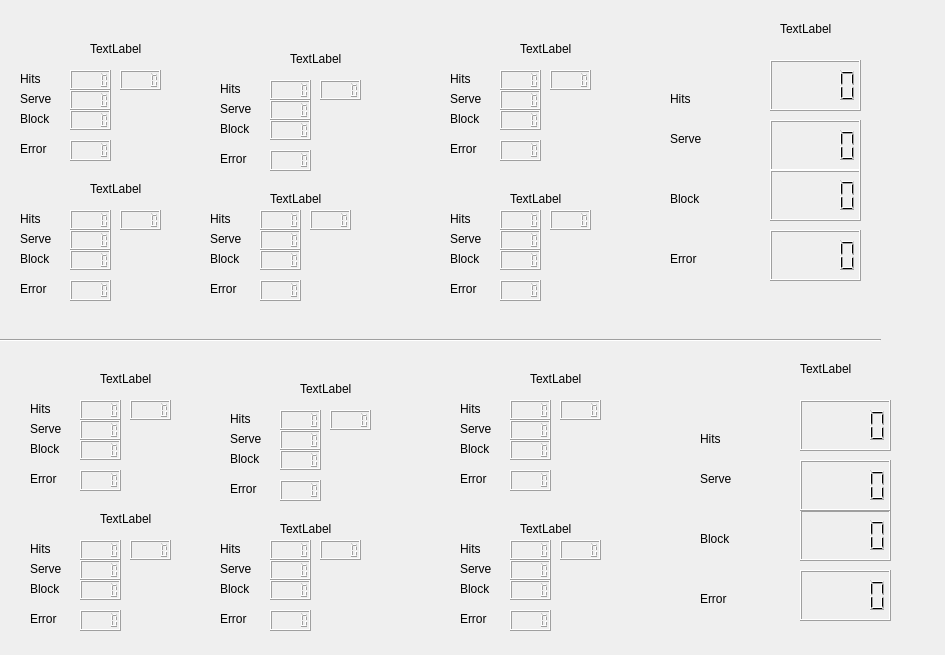
First picture: the form in datavolley2/uis/second.ui, repository twicki/datavolley2, before the edit.
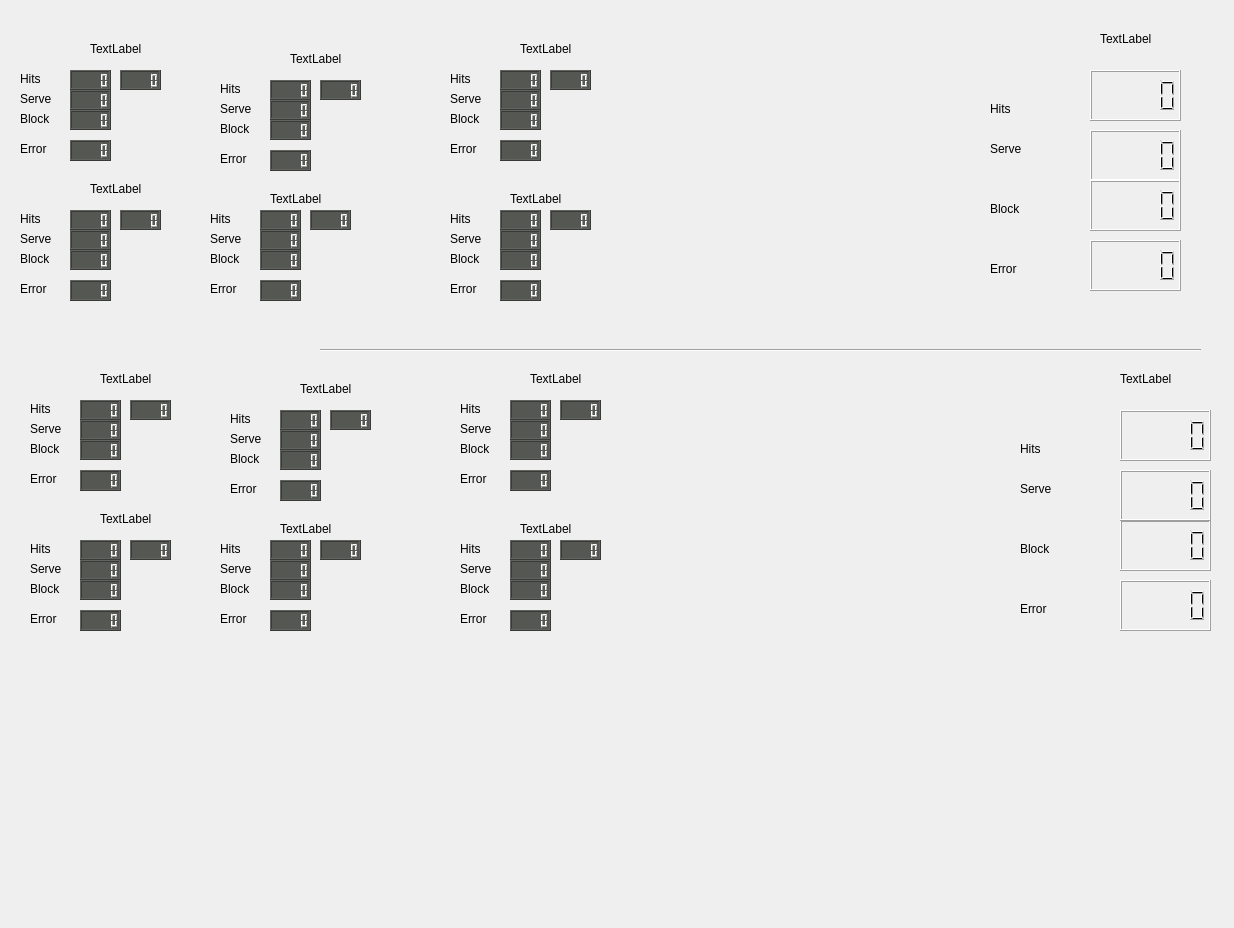
Second picture: the form after the edit.

```diff
--- a/datavolley2/uis/second.ui
+++ b/datavolley2/uis/second.ui
@@ -6,8 +6,8 @@
    <rect>
     <x>0</x>
     <y>0</y>
-    <width>945</width>
-    <height>655</height>
+    <width>1234</width>
+    <height>928</height>
    </rect>
   </property>
   <property name="windowTitle">
@@ -74,6 +74,17 @@
      <height>20</height>
     </rect>
    </property>
+   <property name="font">
+    <font>
+     <pointsize>24</pointsize>
+    </font>
+   </property>
+   <property name="styleSheet">
+    <string notr="true">background-color: rgb(85, 87, 83);</string>
+   </property>
+   <property name="lineWidth">
+    <number>1</number>
+   </property>
   </widget>
   <widget class="QLCDNumber" name="lcdNumber_2">
    <property name="geometry">
@@ -84,6 +95,9 @@
      <height>20</height>
     </rect>
    </property>
+   <property name="styleSheet">
+    <string notr="true">background-color: rgb(85, 87, 83);</string>
+   </property>
   </widget>
   <widget class="QLCDNumber" name="lcdNumber_3">
    <property name="geometry">
@@ -94,6 +108,9 @@
      <height>20</height>
     </rect>
    </property>
+   <property name="styleSheet">
+    <string notr="true">background-color: rgb(85, 87, 83);</string>
+   </property>
   </widget>
   <widget class="QLCDNumber" name="lcdNumber_5">
    <property name="geometry">
@@ -104,6 +121,9 @@
      <height>20</height>
     </rect>
    </property>
+   <property name="styleSheet">
+    <string notr="true">background-color: rgb(85, 87, 83);</string>
+   </property>
   </widget>
   <widget class="QLabel" name="label_5">
    <property name="geometry">
@@ -127,6 +147,9 @@
      <height>21</height>
     </rect>
    </property>
+   <property name="styleSheet">
+    <string notr="true">background-color: rgb(85, 87, 83);</string>
+   </property>
   </widget>
   <widget class="QLabel" name="label_6">
    <property name="geometry">
@@ -150,6 +173,9 @@
      <height>20</height>
     </rect>
    </property>
+   <property name="styleSheet">
+    <string notr="true">background-color: rgb(85, 87, 83);</string>
+   </property>
   </widget>
   <widget class="QLCDNumber" name="lcdNumber_4">
    <property name="geometry">
@@ -160,6 +186,9 @@
      <height>20</height>
     </rect>
    </property>
+   <property name="styleSheet">
+    <string notr="true">background-color: rgb(85, 87, 83);</string>
+   </property>
   </widget>
   <widget class="QLCDNumber" name="lcdNumber_8">
    <property name="geometry">
@@ -170,6 +199,9 @@
      <height>20</height>
     </rect>
    </property>
+   <property name="styleSheet">
+    <string notr="true">background-color: rgb(85, 87, 83);</string>
+   </property>
   </widget>
   <widget class="QLCDNumber" name="lcdNumber_9">
    <property name="geometry">
@@ -180,6 +212,9 @@
      <height>21</height>
     </rect>
    </property>
+   <property name="styleSheet">
+    <string notr="true">background-color: rgb(85, 87, 83);</string>
+   </property>
   </widget>
   <widget class="QLabel" name="label_7">
    <property name="geometry">
@@ -229,6 +264,9 @@
      <height>20</height>
     </rect>
    </property>
+   <property name="styleSheet">
+    <string notr="true">background-color: rgb(85, 87, 83);</string>
+   </property>
   </widget>
   <widget class="QLabel" name="label_10">
    <property name="geometry">
@@ -252,6 +290,9 @@
      <height>20</height>
     </rect>
    </property>
+   <property name="styleSheet">
+    <string notr="true">background-color: rgb(85, 87, 83);</string>
+   </property>
   </widget>
   <widget class="QLabel" name="label_11">
    <property name="geometry">
@@ -275,6 +316,9 @@
      <height>20</height>
     </rect>
    </property>
+   <property name="styleSheet">
+    <string notr="true">background-color: rgb(85, 87, 83);</string>
+   </property>
   </widget>
   <widget class="QLCDNumber" name="lcdNumber_13">
    <property name="geometry">
@@ -285,6 +329,9 @@
      <height>20</height>
     </rect>
    </property>
+   <property name="styleSheet">
+    <string notr="true">background-color: rgb(85, 87, 83);</string>
+   </property>
   </widget>
   <widget class="QLCDNumber" name="lcdNumber_14">
    <property name="geometry">
@@ -295,6 +342,9 @@
      <height>21</height>
     </rect>
    </property>
+   <property name="styleSheet">
+    <string notr="true">background-color: rgb(85, 87, 83);</string>
+   </property>
   </widget>
   <widget class="QLabel" name="label_12">
    <property name="geometry">
@@ -331,6 +381,9 @@
      <height>20</height>
     </rect>
    </property>
+   <property name="styleSheet">
+    <string notr="true">background-color: rgb(85, 87, 83);</string>
+   </property>
   </widget>
   <widget class="QLabel" name="label_14">
    <property name="geometry">
@@ -367,6 +420,9 @@
      <height>20</height>
     </rect>
    </property>
+   <property name="styleSheet">
+    <string notr="true">background-color: rgb(85, 87, 83);</string>
+   </property>
   </widget>
   <widget class="QLabel" name="label_16">
    <property name="geometry">
@@ -390,6 +446,9 @@
      <height>20</height>
     </rect>
    </property>
+   <property name="styleSheet">
+    <string notr="true">background-color: rgb(85, 87, 83);</string>
+   </property>
   </widget>
   <widget class="QLCDNumber" name="lcdNumber_18">
    <property name="geometry">
@@ -400,6 +459,9 @@
      <height>20</height>
     </rect>
    </property>
+   <property name="styleSheet">
+    <string notr="true">background-color: rgb(85, 87, 83);</string>
+   </property>
   </widget>
   <widget class="QLCDNumber" name="lcdNumber_19">
    <property name="geometry">
@@ -410,6 +472,9 @@
      <height>21</height>
     </rect>
    </property>
+   <property name="styleSheet">
+    <string notr="true">background-color: rgb(85, 87, 83);</string>
+   </property>
   </widget>
   <widget class="QLabel" name="label_17">
    <property name="geometry">
@@ -446,6 +511,9 @@
      <height>20</height>
     </rect>
    </property>
+   <property name="styleSheet">
+    <string notr="true">background-color: rgb(85, 87, 83);</string>
+   </property>
   </widget>
   <widget class="QLabel" name="label_19">
    <property name="geometry">
@@ -482,6 +550,9 @@
      <height>21</height>
     </rect>
    </property>
+   <property name="styleSheet">
+    <string notr="true">background-color: rgb(85, 87, 83);</string>
+   </property>
   </widget>
   <widget class="QLCDNumber" name="lcdNumber_22">
    <property name="geometry">
@@ -492,6 +563,9 @@
      <height>20</height>
     </rect>
    </property>
+   <property name="styleSheet">
+    <string notr="true">background-color: rgb(85, 87, 83);</string>
+   </property>
   </widget>
   <widget class="QLCDNumber" name="lcdNumber_23">
    <property name="geometry">
@@ -502,6 +576,9 @@
      <height>20</height>
     </rect>
    </property>
+   <property name="styleSheet">
+    <string notr="true">background-color: rgb(85, 87, 83);</string>
+   </property>
   </widget>
   <widget class="QLCDNumber" name="lcdNumber_24">
    <property name="geometry">
@@ -512,6 +589,9 @@
      <height>20</height>
     </rect>
    </property>
+   <property name="styleSheet">
+    <string notr="true">background-color: rgb(85, 87, 83);</string>
+   </property>
   </widget>
   <widget class="QLabel" name="label_21">
    <property name="geometry">
@@ -587,6 +667,9 @@
      <height>20</height>
     </rect>
    </property>
+   <property name="styleSheet">
+    <string notr="true">background-color: rgb(85, 87, 83);</string>
+   </property>
   </widget>
   <widget class="QLCDNumber" name="lcdNumber_26">
    <property name="geometry">
@@ -597,6 +680,9 @@
      <height>21</height>
     </rect>
    </property>
+   <property name="styleSheet">
+    <string notr="true">background-color: rgb(85, 87, 83);</string>
+   </property>
   </widget>
   <widget class="QLCDNumber" name="lcdNumber_27">
    <property name="geometry">
@@ -607,6 +693,9 @@
      <height>20</height>
     </rect>
    </property>
+   <property name="styleSheet">
+    <string notr="true">background-color: rgb(85, 87, 83);</string>
+   </property>
   </widget>
   <widget class="QLCDNumber" name="lcdNumber_28">
    <property name="geometry">
@@ -617,6 +706,9 @@
      <height>20</height>
     </rect>
    </property>
+   <property name="styleSheet">
+    <string notr="true">background-color: rgb(85, 87, 83);</string>
+   </property>
   </widget>
   <widget class="QLCDNumber" name="lcdNumber_29">
    <property name="geometry">
@@ -627,6 +719,9 @@
      <height>20</height>
     </rect>
    </property>
+   <property name="styleSheet">
+    <string notr="true">background-color: rgb(85, 87, 83);</string>
+   </property>
   </widget>
   <widget class="QLabel" name="label_26">
    <property name="geometry">
@@ -702,6 +797,9 @@
      <height>20</height>
     </rect>
    </property>
+   <property name="styleSheet">
+    <string notr="true">background-color: rgb(85, 87, 83);</string>
+   </property>
   </widget>
   <widget class="QLCDNumber" name="lcdNumber_31">
    <property name="geometry">
@@ -712,6 +810,9 @@
      <height>21</height>
     </rect>
    </property>
+   <property name="styleSheet">
+    <string notr="true">background-color: rgb(85, 87, 83);</string>
+   </property>
   </widget>
   <widget class="QLCDNumber" name="lcdNumber_32">
    <property name="geometry">
@@ -722,6 +823,9 @@
      <height>20</height>
     </rect>
    </property>
+   <property name="styleSheet">
+    <string notr="true">background-color: rgb(85, 87, 83);</string>
+   </property>
   </widget>
   <widget class="QLabel" name="label_31">
    <property name="geometry">
@@ -771,6 +875,9 @@
      <height>20</height>
     </rect>
    </property>
+   <property name="styleSheet">
+    <string notr="true">background-color: rgb(85, 87, 83);</string>
+   </property>
   </widget>
   <widget class="QLabel" name="label_34">
    <property name="geometry">
@@ -807,6 +914,9 @@
      <height>20</height>
     </rect>
    </property>
+   <property name="styleSheet">
+    <string notr="true">background-color: rgb(85, 87, 83);</string>
+   </property>
   </widget>
   <widget class="QLabel" name="label_36">
    <property name="geometry">
@@ -830,6 +940,9 @@
      <height>20</height>
     </rect>
    </property>
+   <property name="styleSheet">
+    <string notr="true">background-color: rgb(85, 87, 83);</string>
+   </property>
   </widget>
   <widget class="QLabel" name="label_37">
    <property name="geometry">
@@ -866,6 +979,9 @@
      <height>20</height>
     </rect>
    </property>
+   <property name="styleSheet">
+    <string notr="true">background-color: rgb(85, 87, 83);</string>
+   </property>
   </widget>
   <widget class="QLabel" name="label_39">
    <property name="geometry">
@@ -915,6 +1031,9 @@
      <height>20</height>
     </rect>
    </property>
+   <property name="styleSheet">
+    <string notr="true">background-color: rgb(85, 87, 83);</string>
+   </property>
   </widget>
   <widget class="QLCDNumber" name="lcdNumber_38">
    <property name="geometry">
@@ -925,6 +1044,9 @@
      <height>20</height>
     </rect>
    </property>
+   <property name="styleSheet">
+    <string notr="true">background-color: rgb(85, 87, 83);</string>
+   </property>
   </widget>
   <widget class="QLabel" name="label_42">
    <property name="geometry">
@@ -948,6 +1070,9 @@
      <height>20</height>
     </rect>
    </property>
+   <property name="styleSheet">
+    <string notr="true">background-color: rgb(85, 87, 83);</string>
+   </property>
   </widget>
   <widget class="QLCDNumber" name="lcdNumber_40">
    <property name="geometry">
@@ -958,6 +1083,9 @@
      <height>20</height>
     </rect>
    </property>
+   <property name="styleSheet">
+    <string notr="true">background-color: rgb(85, 87, 83);</string>
+   </property>
   </widget>
   <widget class="QLabel" name="label_43">
    <property name="geometry">
@@ -994,6 +1122,9 @@
      <height>20</height>
     </rect>
    </property>
+   <property name="styleSheet">
+    <string notr="true">background-color: rgb(85, 87, 83);</string>
+   </property>
   </widget>
   <widget class="QLCDNumber" name="lcdNumber_42">
    <property name="geometry">
@@ -1004,6 +1135,9 @@
      <height>21</height>
     </rect>
    </property>
+   <property name="styleSheet">
+    <string notr="true">background-color: rgb(85, 87, 83);</string>
+   </property>
   </widget>
   <widget class="QLCDNumber" name="lcdNumber_43">
    <property name="geometry">
@@ -1014,6 +1148,9 @@
      <height>20</height>
     </rect>
    </property>
+   <property name="styleSheet">
+    <string notr="true">background-color: rgb(85, 87, 83);</string>
+   </property>
   </widget>
   <widget class="QLabel" name="label_45">
    <property name="geometry">
@@ -1037,6 +1174,9 @@
      <height>20</height>
     </rect>
    </property>
+   <property name="styleSheet">
+    <string notr="true">background-color: rgb(85, 87, 83);</string>
+   </property>
   </widget>
   <widget class="QLabel" name="label_46">
    <property name="geometry">
@@ -1060,6 +1200,9 @@
      <height>20</height>
     </rect>
    </property>
+   <property name="styleSheet">
+    <string notr="true">background-color: rgb(85, 87, 83);</string>
+   </property>
   </widget>
   <widget class="QLabel" name="label_47">
    <property name="geometry">
@@ -1096,6 +1239,9 @@
      <height>20</height>
     </rect>
    </property>
+   <property name="styleSheet">
+    <string notr="true">background-color: rgb(85, 87, 83);</string>
+   </property>
   </widget>
   <widget class="QLCDNumber" name="lcdNumber_47">
    <property name="geometry">
@@ -1106,6 +1252,9 @@
      <height>21</height>
     </rect>
    </property>
+   <property name="styleSheet">
+    <string notr="true">background-color: rgb(85, 87, 83);</string>
+   </property>
   </widget>
   <widget class="QLCDNumber" name="lcdNumber_48">
    <property name="geometry">
@@ -1116,6 +1265,9 @@
      <height>20</height>
     </rect>
    </property>
+   <property name="styleSheet">
+    <string notr="true">background-color: rgb(85, 87, 83);</string>
+   </property>
   </widget>
   <widget class="QLCDNumber" name="lcdNumber_49">
    <property name="geometry">
@@ -1126,6 +1278,9 @@
      <height>20</height>
     </rect>
    </property>
+   <property name="styleSheet">
+    <string notr="true">background-color: rgb(85, 87, 83);</string>
+   </property>
   </widget>
   <widget class="QLCDNumber" name="lcdNumber_50">
    <property name="geometry">
@@ -1136,6 +1291,9 @@
      <height>20</height>
     </rect>
    </property>
+   <property name="styleSheet">
+    <string notr="true">background-color: rgb(85, 87, 83);</string>
+   </property>
   </widget>
   <widget class="QLCDNumber" name="lcdNumber_51">
    <property name="geometry">
@@ -1146,6 +1304,9 @@
      <height>20</height>
     </rect>
    </property>
+   <property name="styleSheet">
+    <string notr="true">background-color: rgb(85, 87, 83);</string>
+   </property>
   </widget>
   <widget class="QLCDNumber" name="lcdNumber_52">
    <property name="geometry">
@@ -1156,6 +1317,9 @@
      <height>21</height>
     </rect>
    </property>
+   <property name="styleSheet">
+    <string notr="true">background-color: rgb(85, 87, 83);</string>
+   </property>
   </widget>
   <widget class="QLabel" name="label_49">
    <property name="geometry">
@@ -1179,6 +1343,9 @@
      <height>20</height>
     </rect>
    </property>
+   <property name="styleSheet">
+    <string notr="true">background-color: rgb(85, 87, 83);</string>
+   </property>
   </widget>
   <widget class="QLabel" name="label_50">
    <property name="geometry">
@@ -1202,6 +1369,9 @@
      <height>20</height>
     </rect>
    </property>
+   <property name="styleSheet">
+    <string notr="true">background-color: rgb(85, 87, 83);</string>
+   </property>
   </widget>
   <widget class="QLCDNumber" name="lcdNumber_55">
    <property name="geometry">
@@ -1212,6 +1382,9 @@
      <height>20</height>
     </rect>
    </property>
+   <property name="styleSheet">
+    <string notr="true">background-color: rgb(85, 87, 83);</string>
+   </property>
   </widget>
   <widget class="QLabel" name="label_51">
    <property name="geometry">
@@ -1274,6 +1447,9 @@
      <height>21</height>
     </rect>
    </property>
+   <property name="styleSheet">
+    <string notr="true">background-color: rgb(85, 87, 83);</string>
+   </property>
   </widget>
   <widget class="QLabel" name="label_55">
    <property name="geometry">
@@ -1297,6 +1473,9 @@
      <height>20</height>
     </rect>
    </property>
+   <property name="styleSheet">
+    <string notr="true">background-color: rgb(85, 87, 83);</string>
+   </property>
   </widget>
   <widget class="QLabel" name="label_56">
    <property name="geometry">
@@ -1372,6 +1551,9 @@
      <height>20</height>
     </rect>
    </property>
+   <property name="styleSheet">
+    <string notr="true">background-color: rgb(85, 87, 83);</string>
+   </property>
   </widget>
   <widget class="QLCDNumber" name="lcdNumber_59">
    <property name="geometry">
@@ -1382,6 +1564,9 @@
      <height>21</height>
     </rect>
    </property>
+   <property name="styleSheet">
+    <string notr="true">background-color: rgb(85, 87, 83);</string>
+   </property>
   </widget>
   <widget class="QLCDNumber" name="lcdNumber_60">
    <property name="geometry">
@@ -1392,12 +1577,15 @@
      <height>20</height>
     </rect>
    </property>
+   <property name="styleSheet">
+    <string notr="true">background-color: rgb(85, 87, 83);</string>
+   </property>
   </widget>
   <widget class="Line" name="line">
    <property name="geometry">
     <rect>
-     <x>0</x>
-     <y>330</y>
+     <x>320</x>
+     <y>340</y>
      <width>881</width>
      <height>20</height>
     </rect>
@@ -1409,8 +1597,8 @@
   <widget class="QLabel" name="label_61">
    <property name="geometry">
     <rect>
-     <x>800</x>
-     <y>360</y>
+     <x>1120</x>
+     <y>370</y>
      <width>67</width>
      <height>17</height>
     </rect>
@@ -1422,8 +1610,8 @@
   <widget class="QLabel" name="label_62">
    <property name="geometry">
     <rect>
-     <x>780</x>
-     <y>20</y>
+     <x>1100</x>
+     <y>30</y>
      <width>67</width>
      <height>17</height>
     </rect>
@@ -1435,8 +1623,8 @@
   <widget class="QLabel" name="label_63">
    <property name="geometry">
     <rect>
-     <x>670</x>
-     <y>90</y>
+     <x>990</x>
+     <y>100</y>
      <width>67</width>
      <height>17</height>
     </rect>
@@ -1448,8 +1636,8 @@
   <widget class="QLabel" name="label_64">
    <property name="geometry">
     <rect>
-     <x>670</x>
-     <y>130</y>
+     <x>990</x>
+     <y>140</y>
      <width>67</width>
      <height>17</height>
     </rect>
@@ -1461,8 +1649,8 @@
   <widget class="QLabel" name="label_65">
    <property name="geometry">
     <rect>
-     <x>670</x>
-     <y>190</y>
+     <x>990</x>
+     <y>200</y>
      <width>67</width>
      <height>17</height>
     </rect>
@@ -1474,8 +1662,8 @@
   <widget class="QLabel" name="label_66">
    <property name="geometry">
     <rect>
-     <x>670</x>
-     <y>250</y>
+     <x>990</x>
+     <y>260</y>
      <width>67</width>
      <height>17</height>
     </rect>
@@ -1487,18 +1675,21 @@
   <widget class="QLCDNumber" name="lcdNumber_61">
    <property name="geometry">
     <rect>
-     <x>770</x>
-     <y>60</y>
+     <x>1090</x>
+     <y>70</y>
      <width>91</width>
      <height>51</height>
     </rect>
    </property>
+   <property name="lineWidth">
+    <number>1</number>
+   </property>
   </widget>
   <widget class="QLCDNumber" name="lcdNumber_62">
    <property name="geometry">
     <rect>
-     <x>770</x>
-     <y>120</y>
+     <x>1090</x>
+     <y>130</y>
      <width>91</width>
      <height>51</height>
     </rect>
@@ -1507,8 +1698,8 @@
   <widget class="QLCDNumber" name="lcdNumber_63">
    <property name="geometry">
     <rect>
-     <x>770</x>
-     <y>170</y>
+     <x>1090</x>
+     <y>180</y>
      <width>91</width>
      <height>51</height>
     </rect>
@@ -1517,8 +1708,8 @@
   <widget class="QLCDNumber" name="lcdNumber_64">
    <property name="geometry">
     <rect>
-     <x>800</x>
-     <y>570</y>
+     <x>1120</x>
+     <y>580</y>
      <width>91</width>
      <height>51</height>
     </rect>
@@ -1527,8 +1718,8 @@
   <widget class="QLabel" name="label_67">
    <property name="geometry">
     <rect>
-     <x>700</x>
-     <y>590</y>
+     <x>1020</x>
+     <y>600</y>
      <width>67</width>
      <height>17</height>
     </rect>
@@ -1540,8 +1731,8 @@
   <widget class="QLCDNumber" name="lcdNumber_65">
    <property name="geometry">
     <rect>
-     <x>800</x>
-     <y>510</y>
+     <x>1120</x>
+     <y>520</y>
      <width>91</width>
      <height>51</height>
     </rect>
@@ -1550,8 +1741,8 @@
   <widget class="QLCDNumber" name="lcdNumber_66">
    <property name="geometry">
     <rect>
-     <x>770</x>
-     <y>230</y>
+     <x>1090</x>
+     <y>240</y>
      <width>91</width>
      <height>51</height>
     </rect>
@@ -1560,8 +1751,8 @@
   <widget class="QLabel" name="label_68">
    <property name="geometry">
     <rect>
-     <x>700</x>
-     <y>430</y>
+     <x>1020</x>
+     <y>440</y>
      <width>67</width>
      <height>17</height>
     </rect>
@@ -1573,8 +1764,8 @@
   <widget class="QLCDNumber" name="lcdNumber_67">
    <property name="geometry">
     <rect>
-     <x>800</x>
-     <y>400</y>
+     <x>1120</x>
+     <y>410</y>
      <width>91</width>
      <height>51</height>
     </rect>
@@ -1583,8 +1774,8 @@
   <widget class="QLCDNumber" name="lcdNumber_68">
    <property name="geometry">
     <rect>
-     <x>800</x>
-     <y>460</y>
+     <x>1120</x>
+     <y>470</y>
      <width>91</width>
      <height>51</height>
     </rect>
@@ -1593,8 +1784,8 @@
   <widget class="QLabel" name="label_69">
    <property name="geometry">
     <rect>
-     <x>700</x>
-     <y>470</y>
+     <x>1020</x>
+     <y>480</y>
      <width>67</width>
      <height>17</height>
     </rect>
@@ -1606,8 +1797,8 @@
   <widget class="QLabel" name="label_70">
    <property name="geometry">
     <rect>
-     <x>700</x>
-     <y>530</y>
+     <x>1020</x>
+     <y>540</y>
      <width>67</width>
      <height>17</height>
     </rect>
```
